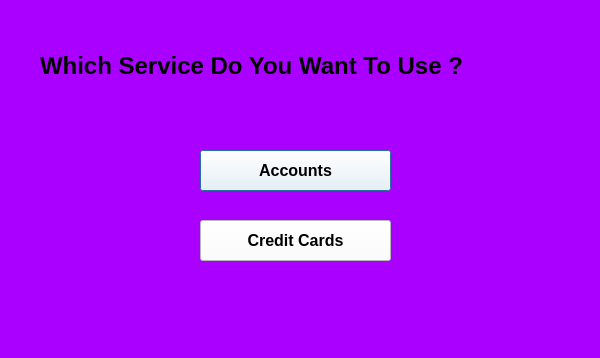
First picture: the form in service_selection.ui, repository Louay-Barraq/PasswordAndCreditCard-Manager, before the edit.
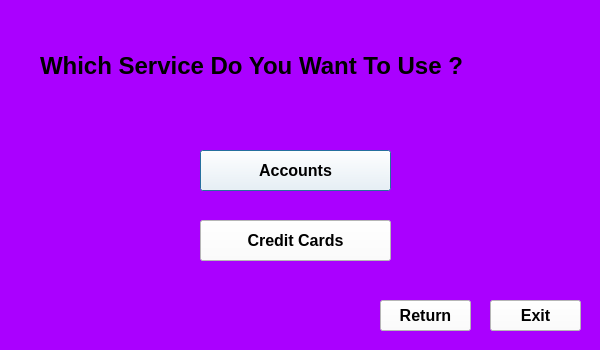
Second picture: the form after the edit.

Patch:
```diff
--- a/service_selection.ui
+++ b/service_selection.ui
@@ -7,7 +7,7 @@
     <x>0</x>
     <y>0</y>
     <width>600</width>
-    <height>358</height>
+    <height>350</height>
    </rect>
   </property>
   <property name="windowTitle">
@@ -85,6 +85,54 @@
     <string>Credit Cards</string>
    </property>
   </widget>
+  <widget class="QPushButton" name="Exit">
+   <property name="geometry">
+    <rect>
+     <x>490</x>
+     <y>300</y>
+     <width>91</width>
+     <height>31</height>
+    </rect>
+   </property>
+   <property name="font">
+    <font>
+     <family>MS Sans Serif</family>
+     <pointsize>12</pointsize>
+     <weight>75</weight>
+     <bold>true</bold>
+    </font>
+   </property>
+   <property name="styleSheet">
+    <string notr="true">background-color: rgb(255, 255, 255);</string>
+   </property>
+   <property name="text">
+    <string>Exit</string>
+   </property>
+  </widget>
+  <widget class="QPushButton" name="ReturnButton">
+   <property name="geometry">
+    <rect>
+     <x>380</x>
+     <y>300</y>
+     <width>91</width>
+     <height>31</height>
+    </rect>
+   </property>
+   <property name="font">
+    <font>
+     <family>MS Sans Serif</family>
+     <pointsize>12</pointsize>
+     <weight>75</weight>
+     <bold>true</bold>
+    </font>
+   </property>
+   <property name="styleSheet">
+    <string notr="true">background-color: rgb(255, 255, 255);</string>
+   </property>
+   <property name="text">
+    <string>Return</string>
+   </property>
+  </widget>
  </widget>
  <resources/>
  <connections/>
```
